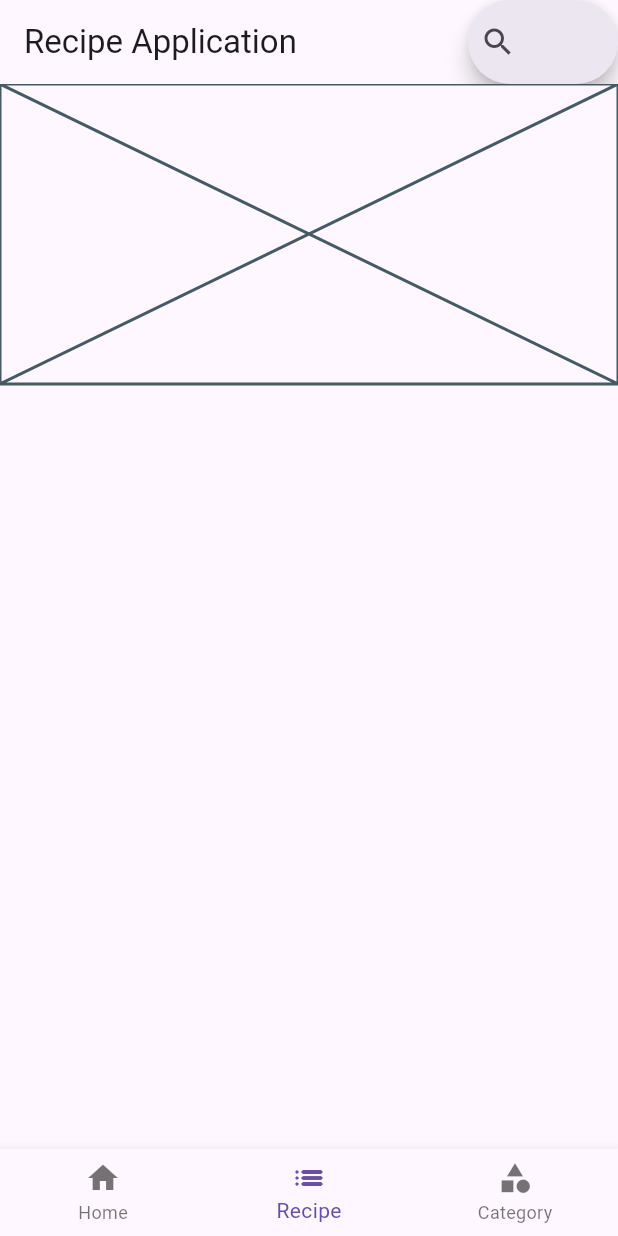
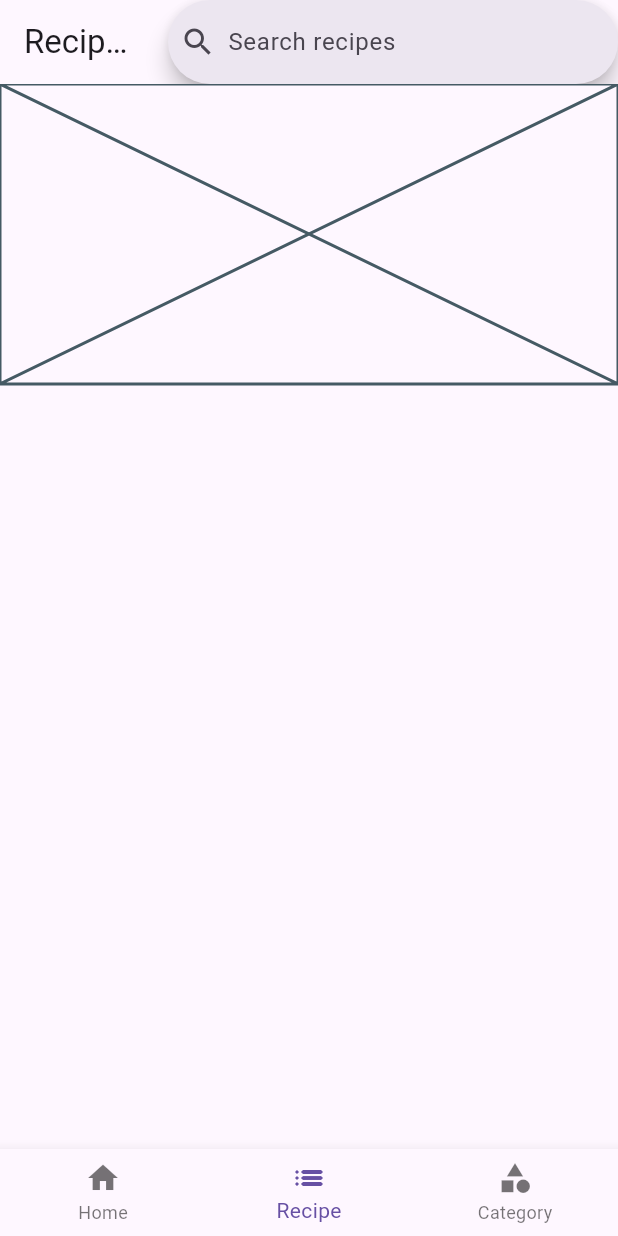
Before and after one commit to Harrisonnguyen1210/recipe_application, a Flutter app: the screen it shows after launch, item 2 of the bottom bar chosen, on a phone screen of 412 x 824 dp. Run offline on Flutter 3.47's test engine with Material 3 defaults, Android fonts, the phone set to English and light mode, and no system bars; our stand-ins replace cloud_firestore, firebase_core, flutter_hooks, flutter_riverpod, go_router, hooks_riverpod; accounts and stored records are empty; statements that could not run were skipped.

Commit message:
Implement app bar

```diff
--- a/lib/routes/routes.dart
+++ b/lib/routes/routes.dart
@@ -4,16 +4,34 @@ import 'package:recipe_application/screens/home_screen.dart';
 import 'package:recipe_application/screens/main_screen.dart';
 import 'package:recipe_application/screens/recipe_list_screen.dart';
 import 'package:recipe_application/screens/recipe_screen.dart';
+import 'package:recipe_application/screens/recipe_search_screen.dart';
 
 final router = GoRouter(
   routes: [
+    GoRoute(
+      path: '/recipes',
+      builder: (context, state) => RecipeSearchScreen(
+        searchText: state.uri.queryParameters['filter'],
+      ),
+    ),
     StatefulShellRoute.indexedStack(
       builder: (context, state, navigationShell) =>
           HomeScreen(tabView: navigationShell),
       branches: <StatefulShellBranch>[
         StatefulShellBranch(
           routes: [
-            GoRoute(path: '/', builder: (context, state) => const MainScreen()),
+            GoRoute(
+              path: '/',
+              builder: (context, state) => const MainScreen(),
+              // routes: [
+              //   GoRoute(
+              //     path: 'recipes',
+              //     builder: (context, state) => RecipeSearchScreen(
+              //       searchText: state.uri.queryParameters['filter'],
+              //     ),
+              //   ),
+              // ],
+            ),
           ],
         ),
         StatefulShellBranch(
@@ -23,7 +41,7 @@ final router = GoRouter(
                 if (state.pathParameters['id'] == null) {
                   return '/recipe/featuredRecipe';
                 }
-                return '/recipe/${state.pathParameters['id']}';
+                return null;
               },
               path: '/recipe',
               routes: [
--- a/lib/widgets/appbar.dart
+++ b/lib/widgets/appbar.dart
@@ -1,19 +1,32 @@
 import 'package:flutter/material.dart';
+import 'package:flutter_hooks/flutter_hooks.dart';
+import 'package:go_router/go_router.dart';
 
-class CustomAppBar extends StatelessWidget implements PreferredSizeWidget {
-  const CustomAppBar({super.key});
+class CustomAppBar extends HookWidget implements PreferredSizeWidget {
+  final String? searchText;
+  final Widget? leadingWidget;
+  const CustomAppBar({super.key, this.searchText, this.leadingWidget});
 
   @override
   Widget build(BuildContext context) {
+    final searchController = useTextEditingController(text: searchText);
+
     return AppBar(
-      actions: const [
+      actions: [
         SizedBox(
-            width: 100,
+            width: 300,
             child: SearchBar(
+              controller: searchController,
+              hintText: 'Search recipes',
               leading: Icon(Icons.search),
+              onSubmitted: (value) {
+                context.go('/recipes?filter=$value');
+                searchController.clear();
+              },
             ))
       ],
       title: const Text('Recipe Application'),
+      leading: leadingWidget,
     );
   }
 
```
Also changed, not shown: lib/screens/recipe_search_screen.dart (added, +51 -0 lines), lib/states/recipe_search_provider.dart (added, +12 -0 lines).
